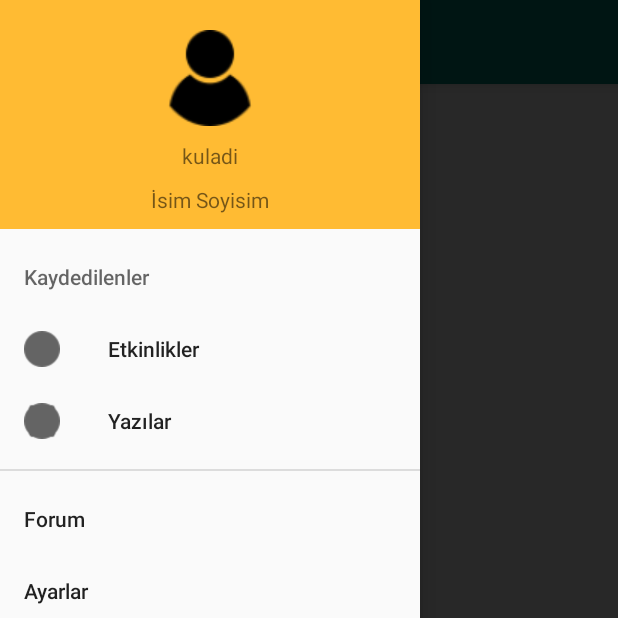
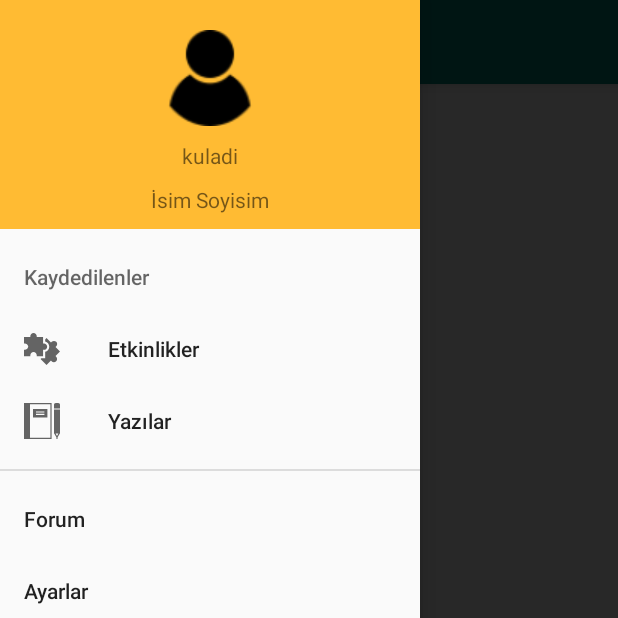
Before and after one commit to fatmabetulsofuoglu/Yumurcak, an Android app: the screen it shows after launch (MainActivity), with the side drawer open, on a phone screen of 412 x 824 dp, the top half of it. Run offline under Robolectric (Android 15) with nearby library versions, the phone set to English and light mode, and no system bars.

Commit message:
new icon and adapter

```diff
--- a/app/src/main/java/com/example/yumurcak/ui/activity/MainActivity.java
+++ b/app/src/main/java/com/example/yumurcak/ui/activity/MainActivity.java
@@ -2,7 +2,6 @@ package com.example.yumurcak.ui.activity;
 
 import android.support.annotation.NonNull;
 import android.support.design.widget.BottomNavigationView;
-import android.support.design.widget.BottomSheetDialog;
 import android.support.design.widget.FloatingActionButton;
 import android.support.design.widget.NavigationView;
 import android.support.v4.app.Fragment;
--- /dev/null
+++ b/app/src/main/res/drawable/ic_notebook_orange.xml
@@ -0,0 +1,7 @@
+<vector android:height="24dp" android:viewportHeight="60"
+    android:viewportWidth="60" android:width="24dp" xmlns:android="http://schemas.android.com/apk/res/android">
+    <path android:fillColor="#F17615" android:pathData="M50,13v37.266l4,7V59c0,0.553 0.447,1 1,1s1,-0.447 1,-1v-1.734l4,-7V13v-2H50V13zM57.277,51L55,54.984L52.723,51H57.277z"/>
+    <path android:fillColor="#F17615" android:pathData="M57.015,0h-4.029C51.339,0 50,1.339 50,2.985V7v2h10V7V2.985C60,1.339 58.661,0 57.015,0z"/>
+    <path android:fillColor="#F17615" android:pathData="M0,0v60h10h36V0H10H0zM44,58H10V2h34V58z"/>
+    <path android:fillColor="#F17615" android:pathData="M39,10H15v14h24V10zM34,20H20v-2h14V20zM34,16H20v-2h14V16z"/>
+</vector>
--- /dev/null
+++ b/app/src/main/res/drawable/ic_notifications_orange.xml
@@ -0,0 +1,4 @@
+<vector android:height="24dp" android:viewportHeight="535.5"
+    android:viewportWidth="535.5" android:width="24dp" xmlns:android="http://schemas.android.com/apk/res/android">
+    <path android:fillColor="#F17615" android:pathData="M142.8,53.55l-35.7,-35.7C45.9,63.75 5.1,135.15 0,216.75h51C56.1,147.9 89.25,89.25 142.8,53.55zM484.5,216.75h51c-5.1,-81.6 -43.35,-153 -104.55,-198.9l-35.7,35.7C446.25,89.25 479.4,147.9 484.5,216.75zM433.5,229.5c0,-79.05 -53.55,-142.8 -127.5,-160.65V51c0,-20.4 -17.85,-38.25 -38.25,-38.25c-20.4,0 -38.25,17.85 -38.25,38.25v17.85C155.55,86.7 102,150.45 102,229.5v140.25l-51,51v25.5h433.5v-25.5l-51,-51V229.5zM267.75,522.75c2.55,0 7.65,0 10.2,0c17.85,-2.55 30.6,-15.3 35.7,-30.6c2.55,-5.101 5.1,-12.75 5.1,-20.4h-102C216.75,499.8 239.7,522.75 267.75,522.75z"/>
+</vector>
--- /dev/null
+++ b/app/src/main/res/drawable/ic_plus_orange.xml
@@ -0,0 +1,4 @@
+<vector android:height="24dp" android:viewportHeight="438.533"
+    android:viewportWidth="438.533" android:width="24dp" xmlns:android="http://schemas.android.com/apk/res/android">
+    <path android:fillColor="#F17615" android:pathData="M409.133,109.203c-19.608,-33.592 -46.205,-60.189 -79.798,-79.796C295.736,9.801 259.058,0 219.273,0c-39.781,0 -76.47,9.801 -110.063,29.407c-33.595,19.604 -60.192,46.201 -79.8,79.796C9.801,142.8 0,179.489 0,219.267c0,39.78 9.804,76.463 29.407,110.062c19.607,33.592 46.204,60.189 79.799,79.798c33.597,19.605 70.283,29.407 110.063,29.407s76.47,-9.802 110.065,-29.407c33.593,-19.602 60.189,-46.206 79.795,-79.798c19.603,-33.596 29.403,-70.284 29.403,-110.062C438.533,179.485 428.732,142.795 409.133,109.203zM347.179,237.539c0,4.948 -1.811,9.236 -5.428,12.847c-3.62,3.614 -7.901,5.428 -12.847,5.428h-73.091v73.084c0,4.948 -1.813,9.232 -5.428,12.854c-3.613,3.613 -7.897,5.421 -12.847,5.421h-36.543c-4.948,0 -9.231,-1.808 -12.847,-5.421c-3.617,-3.621 -5.426,-7.905 -5.426,-12.854v-73.084h-73.089c-4.948,0 -9.229,-1.813 -12.847,-5.428c-3.616,-3.61 -5.424,-7.898 -5.424,-12.847v-36.547c0,-4.948 1.809,-9.231 5.424,-12.847c3.617,-3.617 7.898,-5.426 12.847,-5.426h73.092v-73.089c0,-4.949 1.809,-9.229 5.426,-12.847c3.616,-3.616 7.898,-5.424 12.847,-5.424h36.547c4.948,0 9.233,1.809 12.847,5.424c3.614,3.617 5.428,7.898 5.428,12.847v73.089h73.084c4.948,0 9.232,1.809 12.847,5.426c3.617,3.615 5.428,7.898 5.428,12.847V237.539z"/>
+</vector>
--- /dev/null
+++ b/app/src/main/res/drawable/ic_puzzle_orange.xml
@@ -0,0 +1,5 @@
+<vector android:height="24dp" android:viewportHeight="512"
+    android:viewportWidth="512.001" android:width="24dp" xmlns:android="http://schemas.android.com/apk/res/android">
+    <path android:fillColor="#F17615" android:pathData="m448.285,356.227 l63.715,-63.711 -63.715,-63.715 10.266,-10.266c17.762,-17.762 17.762,-46.66 0.004,-64.422 -8.605,-8.602 -20.047,-13.34 -32.215,-13.34 -12.164,0 -23.605,4.738 -32.207,13.34l-10.266,10.266 -63.715,-63.715 -18.801,18.805v29.719c33.258,7.926 58.066,37.891 58.066,73.539 0,35.652 -24.809,65.617 -58.066,73.539v92.152h-55.156l-10.996,10.996 84.953,84.949 63.715,-63.715 8.848,8.852c17.762,17.762 46.66,17.762 64.422,0s17.762,-46.66 0,-64.422zM448.285,356.227"/>
+    <path android:fillColor="#F17615" android:pathData="m271.316,358.387v-90.105h12.512c25.121,0 45.555,-20.434 45.555,-45.555 0,-25.117 -20.434,-45.551 -45.555,-45.551h-12.512v-90.105h-90.105v-14.516c0,-25.121 -20.434,-45.555 -45.555,-45.555 -25.117,0 -45.551,20.434 -45.551,45.555v14.516h-90.105v90.105h12.516c22.039,0 40.469,15.73 44.656,36.555 1.816,2.539 2.898,5.641 2.898,8.996 0,3.355 -1.082,6.457 -2.898,9 -4.188,20.82 -22.617,36.555 -44.656,36.555h-12.516v90.105h90.105v-14.52c0,-25.117 20.434,-45.551 45.551,-45.551 25.121,0 45.555,20.434 45.555,45.551v14.52zM271.316,358.387"/>
+</vector>
--- /dev/null
+++ b/app/src/main/res/drawable/ic_user_orange.xml
@@ -0,0 +1,5 @@
+<vector android:height="24dp" android:viewportHeight="258.75"
+    android:viewportWidth="258.75" android:width="24dp" xmlns:android="http://schemas.android.com/apk/res/android">
+    <path android:fillColor="#F17615" android:pathData="M129.375,60m-60,0a60,60 0,1 1,120 0a60,60 0,1 1,-120 0"/>
+    <path android:fillColor="#F17615" android:pathData="M129.375,150c-60.061,0 -108.75,48.689 -108.75,108.75h217.5C238.125,198.689 189.436,150 129.375,150z"/>
+</vector>
--- a/app/src/main/res/layout/fragment_bottom_sheet_add.xml
+++ b/app/src/main/res/layout/fragment_bottom_sheet_add.xml
@@ -13,12 +13,12 @@
         android:layout_width="100dp"
         android:layout_height="100dp"
         android:background="@android:color/background_light"
-        android:src="@drawable/ic_puzzle" />
+        android:src="@drawable/ic_puzzle_orange" />
 
     <ImageButton
         android:id="@+id/btn_blog_share"
         android:layout_width="100dp"
         android:layout_height="100dp"
         android:background="@android:color/background_light"
-        android:src="@drawable/ic_notebook" />
+        android:src="@drawable/ic_notebook_orange" />
 </LinearLayout>
--- a/app/src/main/res/menu/activity_main_drawer.xml
+++ b/app/src/main/res/menu/activity_main_drawer.xml
@@ -9,11 +9,11 @@
                 <item
                     android:id="@+id/navSavesActivity"
                     android:title="Etkinlikler"
-                    android:icon="@drawable/activity"/>
+                    android:icon="@drawable/ic_puzzle_orange"/>
                 <item
                     android:id="@+id/navSavesBlogs"
                     android:title="Yazılar"
-                    android:icon="@drawable/blog"/>
+                    android:icon="@drawable/ic_notebook_orange"/>
             </menu>
         </item>
     </group>
--- a/app/src/main/res/menu/homepage_bottom_drawer.xml
+++ b/app/src/main/res/menu/homepage_bottom_drawer.xml
@@ -3,27 +3,27 @@
 
     <item android:id="@+id/activity"
         android:title="Etkinlik"
-        android:icon="@drawable/ic_assignment"
+        android:icon="@drawable/ic_puzzle_orange"
         >
     </item>
 
     <item android:id="@+id/blog"
         android:title="Yazı"
-        android:icon="@drawable/ic_assignment">
+        android:icon="@drawable/ic_notebook_orange">
     </item>
 
     <item android:id="@+id/add"
         android:title="Yeni"
-        android:icon="@drawable/ic_assignment">
+        android:icon="@drawable/ic_plus_orange">
     </item>
 
     <item android:id="@+id/notifications"
         android:title="Bildirim"
-        android:icon="@drawable/ic_assignment">
+        android:icon="@drawable/ic_notifications_orange">
     </item>
 
     <item android:id="@+id/profile"
         android:title="Profil"
-        android:icon="@drawable/ic_assignment">
+        android:icon="@drawable/ic_user_orange">
     </item>
 </menu>
```
Also changed, not shown: app/src/main/java/com/example/yumurcak/ui/adapter/BlogAdapter.java (+5 -5 lines), app/src/main/java/com/example/yumurcak/ui/adapter/EventAdapter.java (+4 -4 lines), app/src/main/java/com/example/yumurcak/ui/adapter/NotificationAdapter.java (+4 -3 lines), app/src/main/java/com/example/yumurcak/ui/fragment/BlogFragment.java (+18 -0 lines), app/src/main/java/com/example/yumurcak/ui/fragment/EventFragment.java (+15 -19 lines), app/src/main/java/com/example/yumurcak/ui/fragment/NotificationsFragment.java (+5 -17 lines).
